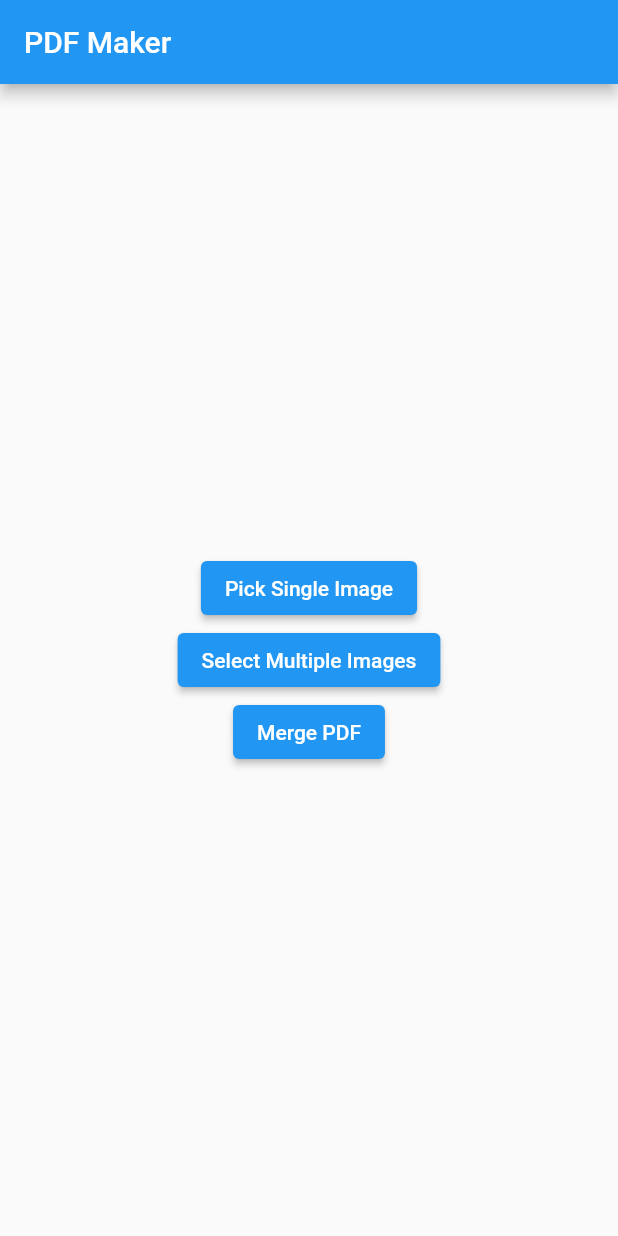
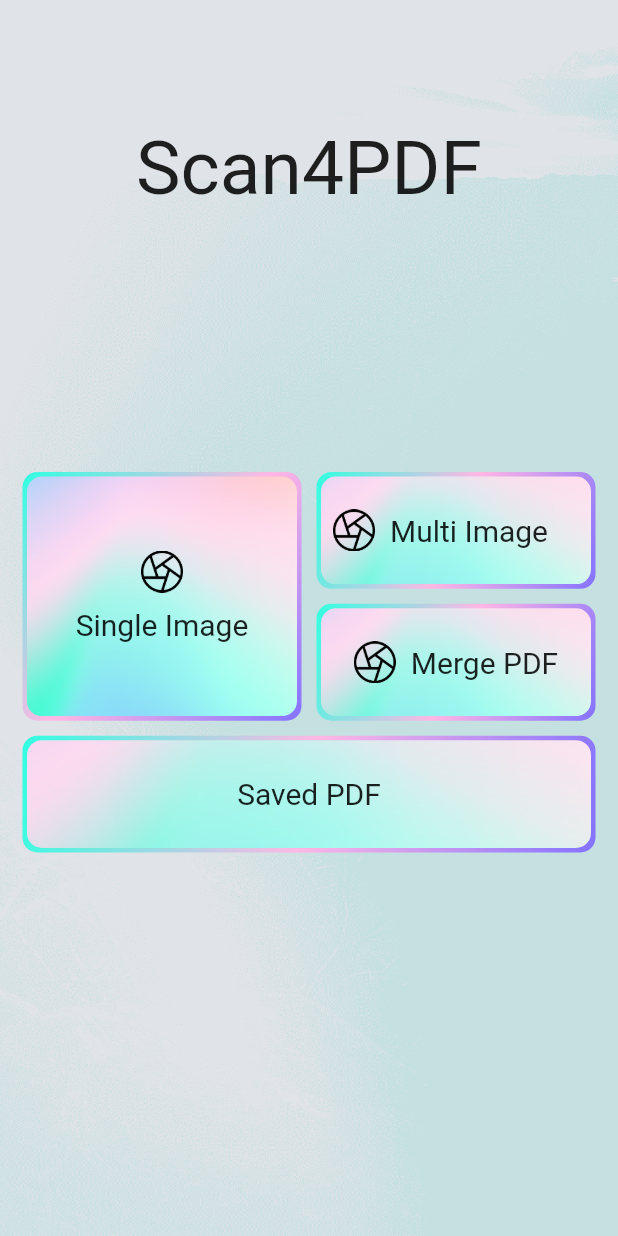
Before and after one commit to rushit5560/PDF_Maker_Project, a Flutter app: the HomeScreen screen opened directly, on a phone screen of 412 x 824 dp. Run offline on Flutter 3.47's test engine with Material 2 defaults, Android fonts, the phone set to English and light mode, and no system bars; our stand-ins replace file_picker, fluttertoast, get, image_picker, pdf, printing and 2 more; missing offline and left inert: crop_your_image, edge_detection, pdf_merger, syncfusion_flutter_pdfviewer; accounts and stored records are empty.

Commit message:
Home Screen UI

```diff
--- /dev/null
+++ b/pdf_maker/lib/common/common_widgets.dart
@@ -0,0 +1,57 @@
+import 'package:flutter/material.dart';
+import 'package:get/get.dart';
+import 'package:pdf_maker/common/img_url.dart';
+
+import 'custom_color.dart';
+
+class MainBackgroundWidget extends StatelessWidget {
+  const MainBackgroundWidget({Key? key}) : super(key: key);
+
+  @override
+  Widget build(BuildContext context) {
+    return SizedBox(
+      height: Get.height,
+      child: Image.asset(
+        ImgUrl.background2,
+        fit: BoxFit.cover,
+      ),
+    );
+  }
+}
+
+class HeaderTextModule extends StatelessWidget {
+  const HeaderTextModule({Key? key}) : super(key: key);
+
+  @override
+  Widget build(BuildContext context) {
+    return const Text(
+      "Scan4PDF",
+      style: TextStyle(fontSize: 50),
+    );
+  }
+}
+
+BoxDecoration borderGradientDecoration() {
+  return BoxDecoration(
+    borderRadius: BorderRadius.circular(10),
+    gradient: const LinearGradient(
+      colors: [
+        AppColor.kBorderGradientColor1,
+        AppColor.kBorderGradientColor2,
+        AppColor.kBorderGradientColor3,
+      ],
+      begin: Alignment.topLeft,
+      end: Alignment.bottomRight,
+    ),
+  );
+}
+
+BoxDecoration containerBackgroundGradient() {
+  return BoxDecoration(
+    borderRadius: BorderRadius.circular(10),
+    image: const DecorationImage(
+      image: AssetImage(ImgUrl.pickSingleImage),
+      fit: BoxFit.cover,
+    ),
+  );
+}
--- /dev/null
+++ b/pdf_maker/lib/common/custom_color.dart
@@ -0,0 +1,9 @@
+import 'package:flutter/material.dart';
+
+class AppColor {
+  static const Color kOrangeColor = Color(0xfffec107);
+  static const Color kLightOrangeColor = Color(0xfffff1ca);
+  static const Color kBorderGradientColor1 = Color(0xff30ffe1);
+  static const Color kBorderGradientColor2 = Color(0xffffb7e4);
+  static const Color kBorderGradientColor3 = Color(0xff8472ff);
+}
--- a/pdf_maker/lib/common/img_url.dart
+++ b/pdf_maker/lib/common/img_url.dart
@@ -6,4 +6,13 @@ class ImgUrl {
   static const service2 = mainpath + 'service2.png';
   static const service3 = mainpath + 'service3.png';
 
+  static const background1 = mainpath + 'background1.png';
+  static const background2 = mainpath + 'background2.png';
+
+  static const pickSingleImage = mainpath + 'pick_single_image.jpg';
+  static const gallery = mainpath + 'gallery.png';
+  static const camera = mainpath + 'camera.png';
+
+
+
 }
--- a/pdf_maker/lib/screens/home_screen/home_screen.dart
+++ b/pdf_maker/lib/screens/home_screen/home_screen.dart
@@ -3,20 +3,95 @@ import 'package:file_picker/file_picker.dart';
 import 'package:flutter/material.dart';
 import 'package:get/get.dart';
 import 'package:image_picker/image_picker.dart';
+import 'package:pdf_maker/common/common_widgets.dart';
 import 'package:pdf_maker/controllers/home_screen_controller/home_screen_controller.dart';
 import 'package:pdf_maker/screens/crop_screen/crop_screen.dart';
 import 'package:pdf_maker/screens/image_list_screen/image_list_screen.dart';
 import 'package:pdf_maker/screens/pdf_merge_screen/pdf_merge_screen.dart';
+import 'home_screen_widgets.dart';
+
+
 
 class HomeScreen extends StatelessWidget {
   HomeScreen({Key? key}) : super(key: key);
   final homeScreenController = Get.put(HomeScreenController());
-
   final ImagePicker imagePicker = ImagePicker();
 
   @override
   Widget build(BuildContext context) {
     return Scaffold(
+      body: Stack(
+        children: [
+          const MainBackgroundWidget(),
+          SafeArea(
+            child: Column(
+              mainAxisAlignment: MainAxisAlignment.spaceAround,
+              children: [
+                const HeaderTextModule(),
+                Container(
+                  height: Get.height * 0.32,
+                  margin: const EdgeInsets.only(left: 10, right: 10),
+                  child: Column(
+                    children: [
+                      Expanded(
+                        flex: 6,
+                        child: Row(
+                          children: [
+                            Expanded(
+                              child: GestureDetector(
+                                onTap: () {
+                                  pickSingleImage(context);
+                                },
+                                child: const PickSingleImageModule(),
+                              ),
+                            ),
+                            Expanded(
+                              child: Container(
+                                child: Column(
+                                  children: [
+                                    Expanded(
+                                      child: GestureDetector(
+                                        onTap: () {
+                                          goToPdfScreen(context);
+                                        },
+                                        child: const PickMultiImageModule(),
+                                      ),
+                                    ),
+                                    Expanded(
+                                      child: GestureDetector(
+                                        onTap: () async {
+                                          mergePdf(context);
+                                        },
+                                        child: const MergePdfModule(),
+                                      ),
+                                    ),
+                                  ],
+                                ),
+                              ),
+                            ),
+                          ],
+                        ),
+                      ),
+                      Expanded(
+                        flex: 3,
+                        child: GestureDetector(
+                          onTap: (){
+                            // Get.to(()=> PreviousSessionScreen());
+                          },
+                          child: const SavedPDfModule(),
+                        ),
+                      ),
+                    ],
+                  ),
+                ),
+                Container(),
+              ],
+            ),
+          ),
+        ],
+      ),
+    );
+    /*return Scaffold(
       appBar: AppBar(title: const Text('PDF Maker')),
       body: Column(
         mainAxisAlignment: MainAxisAlignment.center,
@@ -71,7 +146,7 @@ class HomeScreen extends StatelessWidget {
           ),
         ],
       ),
-    );
+    );*/
   }
 
   pickSingleImage(context) {
@@ -149,4 +224,21 @@ class HomeScreen extends StatelessWidget {
       print('goToPdfScreen : $e');
     }
   }
+
+  mergePdf(BuildContext context) async {
+    FilePickerResult? result = await FilePicker.platform.pickFiles(
+      type: FileType.custom,
+      allowedExtensions: ['pdf'],
+      allowMultiple: true,
+    );
+    if (result != null) {
+      List<File> files = result.paths.map((path) => File(path!)).toList();
+      if (files.length > 1) {
+        Get.to(() => PdfMergeScreen(files: files));
+      } else {
+        ScaffoldMessenger.of(context).showSnackBar(const SnackBar(
+            content: Text("Please Select 2 PDF")));
+      }
+    }
+  }
 }
--- /dev/null
+++ b/pdf_maker/lib/screens/home_screen/home_screen_widgets.dart
@@ -0,0 +1,152 @@
+import 'package:flutter/material.dart';
+import 'package:pdf_maker/common/common_widgets.dart';
+import 'package:pdf_maker/common/img_url.dart';
+
+
+class PickSingleImageModule extends StatelessWidget {
+  const PickSingleImageModule({Key? key}) : super(key: key);
+
+  @override
+  Widget build(BuildContext context) {
+    return Padding(
+      padding: const EdgeInsets.all(5),
+      child: Container(
+        decoration: borderGradientDecoration(),
+        child: Padding(
+          padding: const EdgeInsets.all(3),
+          child: Container(
+            decoration: containerBackgroundGradient(),
+            child: Padding(
+              padding: const EdgeInsets.all(8.0),
+              child: Column(
+                mainAxisAlignment: MainAxisAlignment.center,
+                children: [
+                  Image.asset(
+                    ImgUrl.camera,
+                    scale: 2.5,
+                  ),
+                  const SizedBox(height: 10),
+                  const Text(
+                    "Single Image",
+                    style: TextStyle(fontSize: 20),
+                  ),
+                ],
+              ),
+            ),
+          ),
+        ),
+      ),
+    );
+  }
+}
+
+class PickMultiImageModule extends StatelessWidget {
+  const PickMultiImageModule({Key? key}) : super(key: key);
+
+  @override
+  Widget build(BuildContext context) {
+    return Padding(
+      padding: const EdgeInsets.all(5),
+      child: Container(
+        decoration: borderGradientDecoration(),
+        child: Padding(
+          padding: const EdgeInsets.all(3),
+          child: Container(
+            decoration: containerBackgroundGradient(),
+            child: Padding(
+              padding: const EdgeInsets.all(8.0),
+              child: Row(
+                mainAxisAlignment: MainAxisAlignment.center,
+                children: [
+                  Image.asset(
+                    ImgUrl.camera,
+                    scale: 2.5,
+                  ),
+                  const SizedBox(width: 10),
+                  const Expanded(
+                    child: Text(
+                      "Multi Image",
+                      maxLines: 1,
+                      style: TextStyle(
+                        fontSize: 20,
+                        overflow: TextOverflow.ellipsis
+                      ),
+                    ),
+                  ),
+                ],
+              ),
+            ),
+          ),
+        ),
+      ),
+    );
+  }
+}
+
+class MergePdfModule extends StatelessWidget {
+  const MergePdfModule({Key? key}) : super(key: key);
+
+  @override
+  Widget build(BuildContext context) {
+    return Padding(
+      padding: const EdgeInsets.all(5),
+      child: Container(
+        decoration: borderGradientDecoration(),
+        child: Padding(
+          padding: const EdgeInsets.all(3),
+          child: Container(
+            decoration: containerBackgroundGradient(),
+            child: Padding(
+              padding: const EdgeInsets.all(8.0),
+              child: Row(
+                mainAxisAlignment: MainAxisAlignment.center,
+                children: [
+                  Image.asset(
+                    ImgUrl.camera,
+                    scale: 2.5,
+                  ),
+                  const SizedBox(width: 10),
+                  const Text(
+                    "Merge PDF",
+                    style: TextStyle(
+                      fontSize: 20,
+                    ),
+                  ),
+                ],
+              ),
+            ),
+          ),
+        ),
+      ),
+    );
+  }
+}
+
+class SavedPDfModule extends StatelessWidget {
+  const SavedPDfModule({Key? key}) : super(key: key);
+
+  @override
+  Widget build(BuildContext context) {
+    return Padding(
+      padding: const EdgeInsets.all(5),
+      child: Container(
+        decoration: borderGradientDecoration(),
+        child: Padding(
+          padding: const EdgeInsets.all(3),
+          child: Container(
+            decoration: containerBackgroundGradient(),
+            child: Row(
+              mainAxisAlignment: MainAxisAlignment.center,
+              children: const [
+                Text(
+                  "Saved PDF",
+                  style: TextStyle(fontSize: 20),
+                ),
+              ],
+            ),
+          ),
+        ),
+      ),
+    );
+  }
+}
```
Also changed, not shown: pdf_maker/assets/images/background1.png (added), pdf_maker/assets/images/background2.png (added), pdf_maker/assets/images/camera.png (added), pdf_maker/assets/images/gallery.png (added), pdf_maker/assets/images/pick_single_image.jpg (added).
